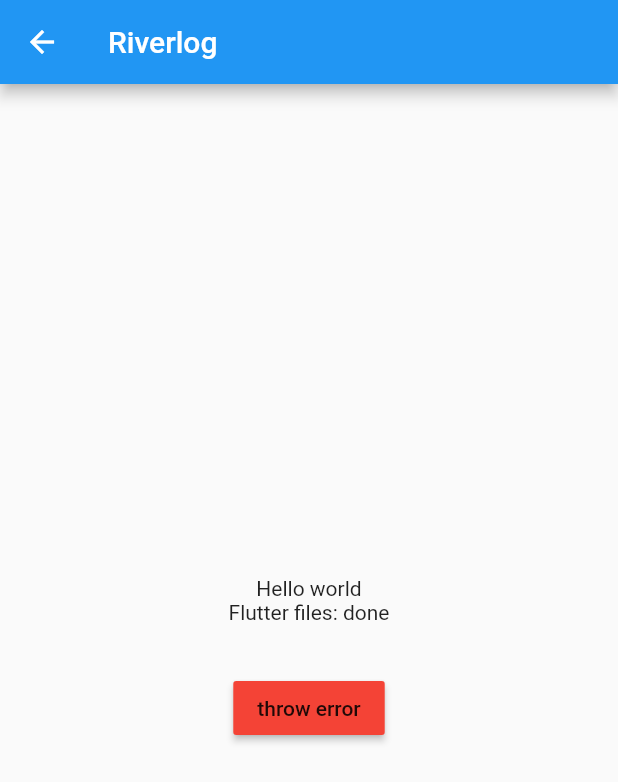
After one commit to VancityGunny/yvrkayakers, a Flutter app: the RiverlogPage screen opened directly, on a phone screen of 412 x 824 dp. The commit adds this screen. Shown: the top 782 px of the screen. Run offline on Flutter 3.47's test engine with Material 2 defaults, Android fonts, the phone set to English and light mode, and no system bars; our stand-ins replace bloc, cloud_firestore, equatable, firebase_auth, firebase_core, flutter_bloc and 6 more; missing offline and left inert: flutter_session, geoflutterfire, google_map_location_picker; accounts and stored records are empty; statements that could not run were skipped.

Commit message:
add river log

```diff
--- /dev/null
+++ b/lib/blocs/riverlog/index.dart
@@ -0,0 +1,8 @@
+export 'riverlog_bloc.dart';
+export 'riverlog_event.dart';
+export 'riverlog_model.dart';
+export 'riverlog_page.dart';
+export 'riverlog_provider.dart';
+export 'riverlog_repository.dart';
+export 'riverlog_screen.dart';
+export 'riverlog_state.dart';
--- /dev/null
+++ b/lib/blocs/riverlog/riverlog_bloc.dart
@@ -0,0 +1,23 @@
+import 'dart:async';
+import 'dart:developer' as developer;
+
+import 'package:bloc/bloc.dart';
+import 'package:yvrkayakers/blocs/riverlog/index.dart';
+
+class RiverlogBloc extends Bloc<RiverlogEvent, RiverlogState> {
+  @override
+  RiverlogState get initialState => UnRiverlogState(0);
+
+  @override
+  Stream<RiverlogState> mapEventToState(
+    RiverlogEvent event,
+  ) async* {
+    try {
+      yield* event.applyAsync(currentState: state, bloc: this);
+    } catch (_, stackTrace) {
+      developer.log('$_',
+          name: 'RiverlogBloc', error: _, stackTrace: stackTrace);
+      yield state;
+    }
+  }
+}
--- /dev/null
+++ b/lib/blocs/riverlog/riverlog_event.dart
@@ -0,0 +1,42 @@
+import 'dart:async';
+import 'dart:developer' as developer;
+
+import 'package:yvrkayakers/blocs/riverlog/index.dart';
+import 'package:meta/meta.dart';
+
+@immutable
+abstract class RiverlogEvent {
+  Stream<RiverlogState> applyAsync(
+      {RiverlogState currentState, RiverlogBloc bloc});
+  final RiverlogRepository _riverlogRepository = RiverlogRepository();
+}
+
+class UnRiverlogEvent extends RiverlogEvent {
+  @override
+  Stream<RiverlogState> applyAsync({RiverlogState currentState, RiverlogBloc bloc}) async* {
+    yield UnRiverlogState(0);
+  }
+}
+
+class LoadRiverlogEvent extends RiverlogEvent {
+
+  final bool isError;
+  @override
+  String toString() => 'LoadRiverlogEvent';
+
+  LoadRiverlogEvent(this.isError);
+
+  @override
+  Stream<RiverlogState> applyAsync(
+      {RiverlogState currentState, RiverlogBloc bloc}) async* {
+    try {
+      yield UnRiverlogState(0);
+      await Future.delayed(Duration(seconds: 1));
+      _riverlogRepository.test(isError);
+      yield InRiverlogState(0, 'Hello world');
+    } catch (_, stackTrace) {
+      developer.log('$_', name: 'LoadRiverlogEvent', error: _, stackTrace: stackTrace);
+      yield ErrorRiverlogState(0, _?.toString());
+    }
+  }
+}
--- /dev/null
+++ b/lib/blocs/riverlog/riverlog_page.dart
@@ -0,0 +1,23 @@
+import 'package:flutter/material.dart';
+import 'package:yvrkayakers/blocs/riverlog/index.dart';
+
+class RiverlogPage extends StatefulWidget {
+  static const String routeName = '/riverlog';
+
+  @override
+  _RiverlogPageState createState() => _RiverlogPageState();
+}
+
+class _RiverlogPageState extends State<RiverlogPage> {
+  final _riverlogBloc = RiverlogBloc();
+
+  @override
+  Widget build(BuildContext context) {
+    return Scaffold(
+      appBar: AppBar(
+        title: Text('Riverlog'),
+      ),
+      body: RiverlogScreen(riverlogBloc: _riverlogBloc),
+    );
+  }
+}
--- /dev/null
+++ b/lib/blocs/riverlog/riverlog_screen.dart
@@ -0,0 +1,92 @@
+import 'package:flutter/material.dart';
+import 'package:flutter_bloc/flutter_bloc.dart';
+import 'package:yvrkayakers/blocs/riverlog/index.dart';
+
+class RiverlogScreen extends StatefulWidget {
+  const RiverlogScreen({
+    Key key,
+    @required RiverlogBloc riverlogBloc,
+  })  : _riverlogBloc = riverlogBloc,
+        super(key: key);
+
+  final RiverlogBloc _riverlogBloc;
+
+  @override
+  RiverlogScreenState createState() {
+    return RiverlogScreenState();
+  }
+}
+
+class RiverlogScreenState extends State<RiverlogScreen> {
+  RiverlogScreenState();
+
+  @override
+  void initState() {
+    super.initState();
+    _load();
+  }
+
+  @override
+  void dispose() {
+    super.dispose();
+  }
+
+  @override
+  Widget build(BuildContext context) {
+    return BlocBuilder<RiverlogBloc, RiverlogState>(
+        bloc: widget._riverlogBloc,
+        builder: (
+          BuildContext context,
+          RiverlogState currentState,
+        ) {
+          if (currentState is UnRiverlogState) {
+            return Center(
+              child: CircularProgressIndicator(),
+            );
+          }
+          if (currentState is ErrorRiverlogState) {
+            return Center(
+                child: Column(
+              mainAxisAlignment: MainAxisAlignment.center,
+              children: <Widget>[
+                Text(currentState.errorMessage ?? 'Error'),
+                Padding(
+                  padding: const EdgeInsets.only(top: 32.0),
+                  child: RaisedButton(
+                    color: Colors.blue,
+                    child: Text('reload'),
+                    onPressed: _load,
+                  ),
+                ),
+              ],
+            ));
+          }
+          if (currentState is InRiverlogState) {
+            return Center(
+              child: Column(
+                mainAxisAlignment: MainAxisAlignment.center,
+                children: <Widget>[
+                  Text(currentState.hello),
+                  Text('Flutter files: done'),
+                  Padding(
+                    padding: const EdgeInsets.only(top: 32.0),
+                    child: RaisedButton(
+                      color: Colors.red,
+                      child: Text('throw error'),
+                      onPressed: () => _load(true),
+                    ),
+                  ),
+                ],
+              ),
+            );
+          }
+          return Center(
+            child: CircularProgressIndicator(),
+          );
+        });
+  }
+
+  void _load([bool isError = false]) {
+    widget._riverlogBloc.add(LoadRiverlogEvent(isError));
+  }
+}
--- /dev/null
+++ b/lib/blocs/riverlog/riverlog_state.dart
@@ -0,0 +1,77 @@
+import 'package:equatable/equatable.dart';
+
+abstract class RiverlogState extends Equatable {
+  /// notify change state without deep clone state
+  final int version;
+
+  final List propss;
+  RiverlogState(this.version,[this.propss]);
+
+  /// Copy object for use in action
+  /// if need use deep clone
+  RiverlogState getStateCopy();
+
+  RiverlogState getNewVersion();
+
+  @override
+  List<Object> get props => ([version, ...propss ?? []]);
+}
+
+/// UnInitialized
+class UnRiverlogState extends RiverlogState {
+
+  UnRiverlogState(int version) : super(version);
+
+  @override
+  String toString() => 'UnRiverlogState';
+
+  @override
+  UnRiverlogState getStateCopy() {
+    return UnRiverlogState(0);
+  }
+
+  @override
+  UnRiverlogState getNewVersion() {
+    return UnRiverlogState(version+1);
+  }
+}
+
+/// Initialized
+class InRiverlogState extends RiverlogState {
+  final String hello;
+
+  InRiverlogState(int version, this.hello) : super(version, [hello]);
+
+  @override
+  String toString() => 'InRiverlogState $hello';
+
+  @override
+  InRiverlogState getStateCopy() {
+    return InRiverlogState(version, hello);
+  }
+
+  @override
+  InRiverlogState getNewVersion() {
+    return InRiverlogState(version+1, hello);
+  }
+}
+
+class ErrorRiverlogState extends RiverlogState {
+  final String errorMessage;
+
+  ErrorRiverlogState(int version, this.errorMessage): super(version, [errorMessage]);
+
+  @override
+  String toString() => 'ErrorRiverlogState';
+
+  @override
+  ErrorRiverlogState getStateCopy() {
+    return ErrorRiverlogState(version, errorMessage);
+  }
+
+  @override
+  ErrorRiverlogState getNewVersion() {
+    return ErrorRiverlogState(version+1,
+    errorMessage);
+  }
+}
```
Also changed, not shown: lib/blocs/riverbeta/riverbeta_add_page.dart (renamed from lib/blocs/riverbeta/riverbeta_add_screen.dart, +26 -38 lines), lib/blocs/riverbeta/riverbeta_detail_page.dart (renamed from lib/blocs/riverbeta/riverbeta_detail_screen.dart, +24 -8 lines), lib/blocs/riverbeta/riverbeta_screen.dart (+81 -6 lines), lib/blocs/riverlog/riverlog_model.dart (added, +104 -0 lines), lib/blocs/riverlog/riverlog_provider.dart (added, +19 -0 lines), lib/blocs/riverlog/riverlog_repository.dart (added, +11 -0 lines), lib/common/common_functions.dart (added, +28 -0 lines), lib/ui/home_screen.dart (+4 -4 lines), lib/generated/l10n.dart.
